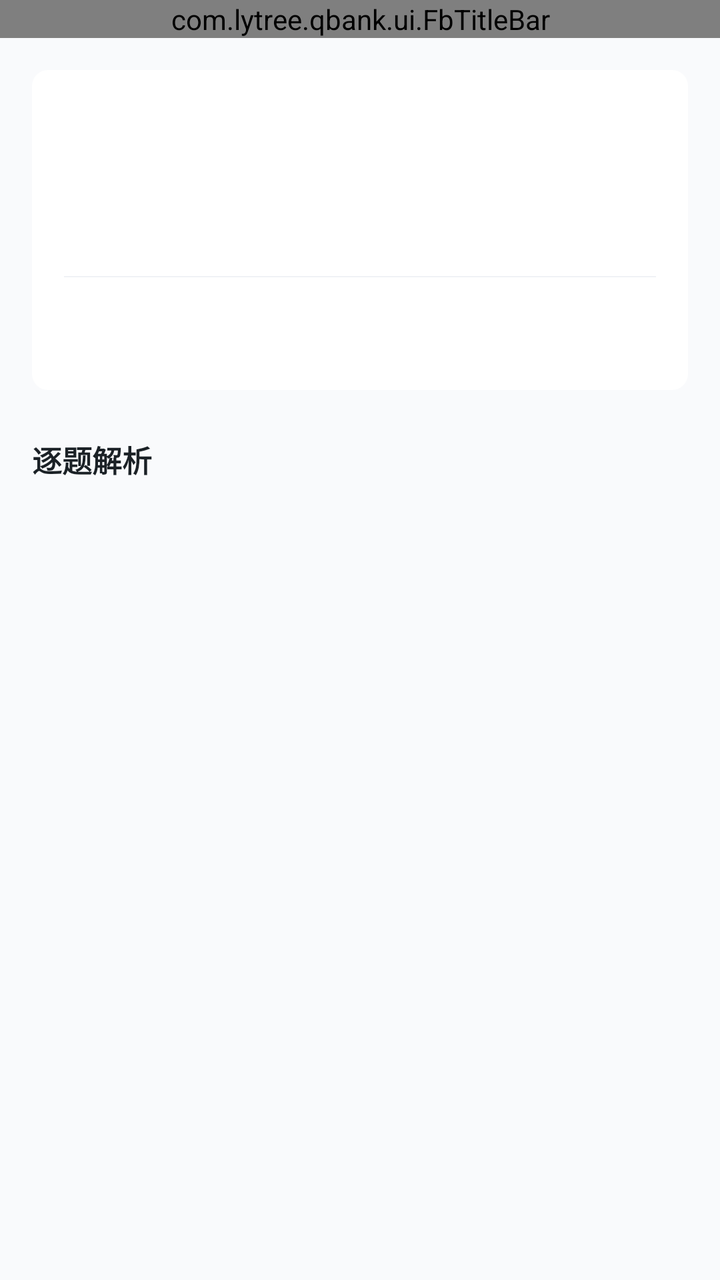
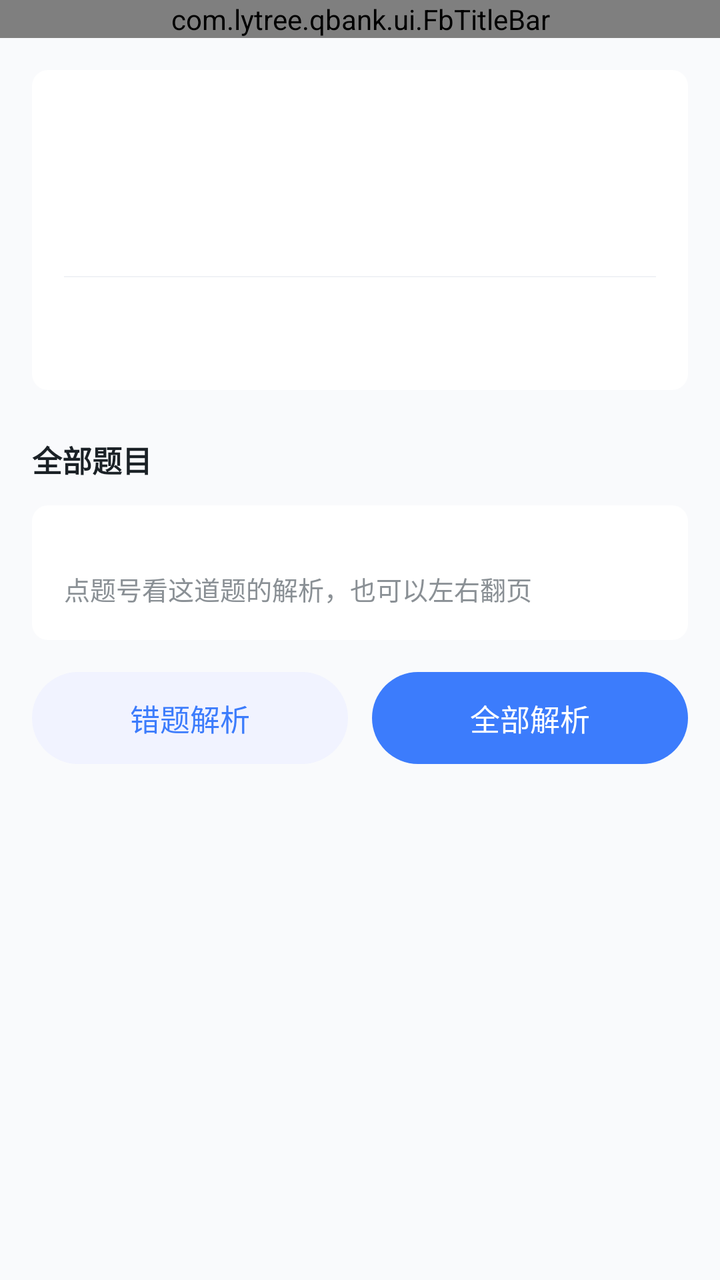

The first picture is an Android layout as it rendered before a commit; the second is the same layout after the commit. The layout source and the unified diff follow.
<!-- AndroidManifest.xml: application theme Theme.QBank -->
<!-- res/layout/activity_report.xml -->
<?xml version="1.0" encoding="utf-8"?>
<LinearLayout xmlns:android="http://schemas.android.com/apk/res/android"
    xmlns:tools="http://schemas.android.com/tools"
    style="@style/FbPage">

    <com.lytree.qbank.ui.FbTitleBar
        android:id="@+id/titleBar"
        android:layout_width="match_parent"
        android:layout_height="wrap_content" />

    <androidx.core.widget.NestedScrollView
        android:layout_width="match_parent"
        android:layout_height="0dp"
        android:layout_weight="1"
        android:scrollbars="none">

        <LinearLayout
            style="@style/FbPageColumn"
            android:paddingTop="@dimen/fb_space_16"
            android:paddingBottom="@dimen/fb_space_32">

            
            <TextView
                android:id="@+id/tvPendingHint"
                android:layout_width="match_parent"
                android:layout_height="wrap_content"
                android:layout_marginBottom="@dimen/fb_space_12"
                android:background="@drawable/bg_fb_note"
                android:lineSpacingExtra="3dp"
                android:padding="@dimen/fb_space_12"
                android:textColor="@color/fb_text_tertiary"
                android:textSize="@dimen/fb_text_body_sm"
                android:visibility="gone"
                tools:visibility="visible" />

            <LinearLayout
                style="@style/FbCard"
                android:gravity="center_horizontal"
                android:paddingTop="@dimen/fb_space_24"
                android:paddingBottom="@dimen/fb_space_4">

                <TextView
                    android:id="@+id/tvScore"
                    android:layout_width="wrap_content"
                    android:layout_height="wrap_content"
                    android:includeFontPadding="false"
                    android:textColor="@color/fb_primary"
                    android:textSize="@dimen/fb_text_display"
                    android:textStyle="bold" />

                <TextView
                    android:id="@+id/tvFull"
                    style="@style/FbItemSub"
                    android:layout_width="wrap_content"
                    android:layout_height="wrap_content"
                    android:layout_marginTop="@dimen/fb_space_4" />

                <View
                    style="@style/FbDivider"
                    android:layout_marginTop="@dimen/fb_space_20" />

                <LinearLayout
                    android:layout_width="match_parent"
                    android:layout_height="wrap_content"
                    android:orientation="horizontal"
                    android:paddingTop="@dimen/fb_space_12"
                    android:paddingBottom="@dimen/fb_space_12">

                    <TextView
                        android:id="@+id/tvCorrectRate"
                        style="@style/FbStatCell" />

                    <TextView
                        android:id="@+id/tvRight"
                        style="@style/FbStatCell" />

                    <TextView
                        android:id="@+id/tvWrong"
                        style="@style/FbStatCell" />

                    <TextView
                        android:id="@+id/tvTime"
                        style="@style/FbStatCell" />
                </LinearLayout>
            </LinearLayout>

            
            <LinearLayout
                android:id="@+id/subjectStatsCard"
                style="@style/FbCard"
                android:layout_marginTop="@dimen/fb_card_gap_v"
                android:visibility="gone"
                tools:visibility="visible">

                <TextView
                    android:id="@+id/tvSubjectTitle"
                    style="@style/FbGroupTitle"
                    android:layout_width="wrap_content"
                    android:layout_height="wrap_content"
                    android:text="@string/report_subject_title" />

                <LinearLayout
                    android:id="@+id/subjectStatsBox"
                    android:layout_width="match_parent"
                    android:layout_height="wrap_content"
                    android:layout_marginTop="@dimen/fb_space_8"
                    android:orientation="vertical" />
            </LinearLayout>

            <TextView
                android:id="@+id/tvAnalysisTitle"
                style="@style/FbSectionTitle"
                android:layout_marginTop="@dimen/fb_section_gap"
                android:text="@string/report_analysis_title" />

            <androidx.recyclerview.widget.RecyclerView
                android:id="@+id/list"
                android:layout_width="match_parent"
                android:layout_height="wrap_content"
                android:nestedScrollingEnabled="false" />
        </LinearLayout>
    </androidx.core.widget.NestedScrollView>
</LinearLayout>
<!-- resources referenced by this layout -->
<resources>
  <color name="fb_primary">#3C7CFC</color>
  <dimen name="fb_card_gap_v">12dp</dimen>
  <dimen name="fb_section_gap">24dp</dimen>
  <dimen name="fb_space_12">12dp</dimen>
  <dimen name="fb_space_16">16dp</dimen>
  <dimen name="fb_space_20">20dp</dimen>
  <dimen name="fb_space_24">24dp</dimen>
  <dimen name="fb_space_32">32dp</dimen>
  <dimen name="fb_space_4">4dp</dimen>
  <dimen name="fb_space_8">8dp</dimen>
  <string name="report_analysis_title">逐题解析</string>
  <color name="fb_note_bg">#F5F6F8</color>
  <dimen name="fb_radius_card">8dp</dimen>
  <dimen name="fb_card_pad">16dp</dimen>
  <color name="fb_divider">#F0F2F5</color>
  <dimen name="fb_text_group">13sp</dimen>
  <color name="fb_text_meta">#8A9095</color>
  <color name="fb_page_bg">#F9FAFC</color>
  <dimen name="fb_page_pad">16dp</dimen>
  <color name="fb_bar_bg">#FFFFFF</color>
  <color name="fb_card_bg">#FFFFFF</color>
  <dimen name="fb_card_radius">8dp</dimen>
  <dimen name="fb_radius_sheet">12dp</dimen>
  <!-- unchanged entries left out for length: 22 -->
</resources>

<!-- the commit's change to res/layout/activity_report.xml (unified diff, before → after) -->
@@ -107,17 +107,63 @@
                     android:orientation="vertical" />
             </LinearLayout>
 
+            
             <TextView
-                android:id="@+id/tvAnalysisTitle"
                 style="@style/FbSectionTitle"
                 android:layout_marginTop="@dimen/fb_section_gap"
-                android:text="@string/report_analysis_title" />
+                android:text="@string/report_all_questions" />
 
-            <androidx.recyclerview.widget.RecyclerView
-                android:id="@+id/list"
+            <LinearLayout
+                android:id="@+id/cardNumbers"
+                style="@style/FbCard"
+                android:layout_marginTop="@dimen/fb_card_gap_v">
+
+                
+                <LinearLayout
+                    android:id="@+id/legendRow"
+                    android:layout_width="match_parent"
+                    android:layout_height="wrap_content"
+                    android:orientation="horizontal" />
+
+                <androidx.recyclerview.widget.RecyclerView
+                    android:id="@+id/gridNumbers"
+                    android:layout_width="match_parent"
+                    android:layout_height="wrap_content"
+                    android:layout_marginTop="@dimen/fb_space_8"
+                    android:nestedScrollingEnabled="false"
+                    android:overScrollMode="never" />
+
+                <TextView
+                    style="@style/FbBodySm"
+                    android:layout_width="match_parent"
+                    android:layout_height="wrap_content"
+                    android:layout_marginTop="@dimen/fb_space_8"
+                    android:text="@string/report_numbers_hint"
+                    android:textColor="@color/fb_text_meta" />
+            </LinearLayout>
+
+            
+            <LinearLayout
                 android:layout_width="match_parent"
                 android:layout_height="wrap_content"
-                android:nestedScrollingEnabled="false" />
+                android:layout_marginTop="@dimen/fb_space_16"
+                android:orientation="horizontal">
+
+                <com.google.android.material.button.MaterialButton
+                    android:id="@+id/btnWrongAnalysis"
+                    style="@style/FbGhostButton"
+                    android:layout_width="0dp"
+                    android:layout_weight="1"
+                    android:text="@string/report_enter_wrong" />
+
+                <com.google.android.material.button.MaterialButton
+                    android:id="@+id/btnAllAnalysis"
+                    style="@style/FbPrimaryButton"
+                    android:layout_width="0dp"
+                    android:layout_marginStart="@dimen/fb_space_12"
+                    android:layout_weight="1"
+                    android:text="@string/report_enter_all" />
+            </LinearLayout>
         </LinearLayout>
     </androidx.core.widget.NestedScrollView>
 </LinearLayout>
<!-- resource entries referenced after the edit -->
@@ -10,15 +10,72 @@
   <dimen name="fb_space_32">32dp</dimen>
   <dimen name="fb_space_4">4dp</dimen>
   <dimen name="fb_space_8">8dp</dimen>
-  <string name="report_analysis_title">逐题解析</string>
+  <string name="report_all_questions">全部题目</string>
+  <string name="report_enter_all">全部解析</string>
+  <string name="report_enter_wrong">错题解析</string>
+  <string name="report_numbers_hint">点题号看这道题的解析，也可以左右翻页</string>
+  <style name="FbBodySm">
+          <item name="android:layout_width">match_parent</item>
+          <item name="android:layout_height">wrap_content</item>
+          <item name="android:textSize">@dimen/fb_text_body_sm</item>
+          <item name="android:textColor">@color/fb_text_secondary</item>
+          <item name="android:lineSpacingExtra">4dp</item>
+      </style>
+  <style name="FbGhostButton" parent="Widget.MaterialComponents.Button">
+          <item name="android:layout_height">@dimen/fb_btn_h</item>
+          <item name="android:textSize">@dimen/fb_btn_text_size</item>
+          <item name="android:textColor">@color/fb_primary</item>
+          <item name="android:textAllCaps">false</item>
+          <item name="android:letterSpacing">0</item>
+          <item name="android:minHeight">@dimen/fb_btn_h</item>
+          <item name="android:minWidth">0dp</item>
+          <item name="android:stateListAnimator">@null</item>
+          <item name="android:insetTop">0dp</item>
+          <item name="android:insetBottom">0dp</item>
+          <item name="backgroundTint">@color/fb_primary_bg</item>
+          <item name="cornerRadius">@dimen/fb_btn_radius</item>
+          <item name="elevation">0dp</item>
+          <item name="rippleColor">@color/fb_ripple</item>
+          <item name="iconTint">@color/fb_primary</item>
+          <item name="iconSize">18dp</item>
+          <item name="iconGravity">textStart</item>
+          <item name="iconPadding">6dp</item>
+      </style>
+  <style name="FbPrimaryButton" parent="Widget.MaterialComponents.Button">
+          <item name="android:layout_height">@dimen/fb_btn_h</item>
+          <item name="android:textSize">@dimen/fb_btn_text_size</item>
+          <item name="android:textColor">@color/fb_text_on_primary</item>
+          <item name="android:textAllCaps">false</item>
+          <item name="android:letterSpacing">0</item>
+          <item name="android:minHeight">@dimen/fb_btn_h</item>
+          <item name="android:minWidth">0dp</item>
+          <item name="android:stateListAnimator">@null</item>
+          <item name="android:insetTop">0dp</item>
+          <item name="android:insetBottom">0dp</item>
+          <item name="backgroundTint">@color/fb_primary</item>
+          <item name="cornerRadius">@dimen/fb_btn_radius</item>
+          <item name="elevation">0dp</item>
+          <item name="rippleColor">#33FFFFFF</item>
+          <item name="iconTint">@color/fb_text_on_primary</item>
+          <item name="iconSize">18dp</item>
+          <item name="iconGravity">textStart</item>
+          <item name="iconPadding">6dp</item>
+      </style>
   <color name="fb_note_bg">#F5F6F8</color>
   <dimen name="fb_radius_card">8dp</dimen>
+  <color name="fb_text_secondary">#3C464F</color>
   <dimen name="fb_card_pad">16dp</dimen>
   <color name="fb_divider">#F0F2F5</color>
+  <dimen name="fb_btn_h">46dp</dimen>
+  <dimen name="fb_btn_text_size">15sp</dimen>
+  <color name="fb_primary_bg">#F1F3FF</color>
+  <dimen name="fb_btn_radius">23dp</dimen>
+  <color name="fb_ripple">#1A3C7CFC</color>
   <dimen name="fb_text_group">13sp</dimen>
   <color name="fb_text_meta">#8A9095</color>
   <color name="fb_page_bg">#F9FAFC</color>
   <dimen name="fb_page_pad">16dp</dimen>
+  <color name="fb_text_on_primary">#FFFFFF</color>
   <color name="fb_bar_bg">#FFFFFF</color>
   <color name="fb_card_bg">#FFFFFF</color>
   <dimen name="fb_card_radius">8dp</dimen>
